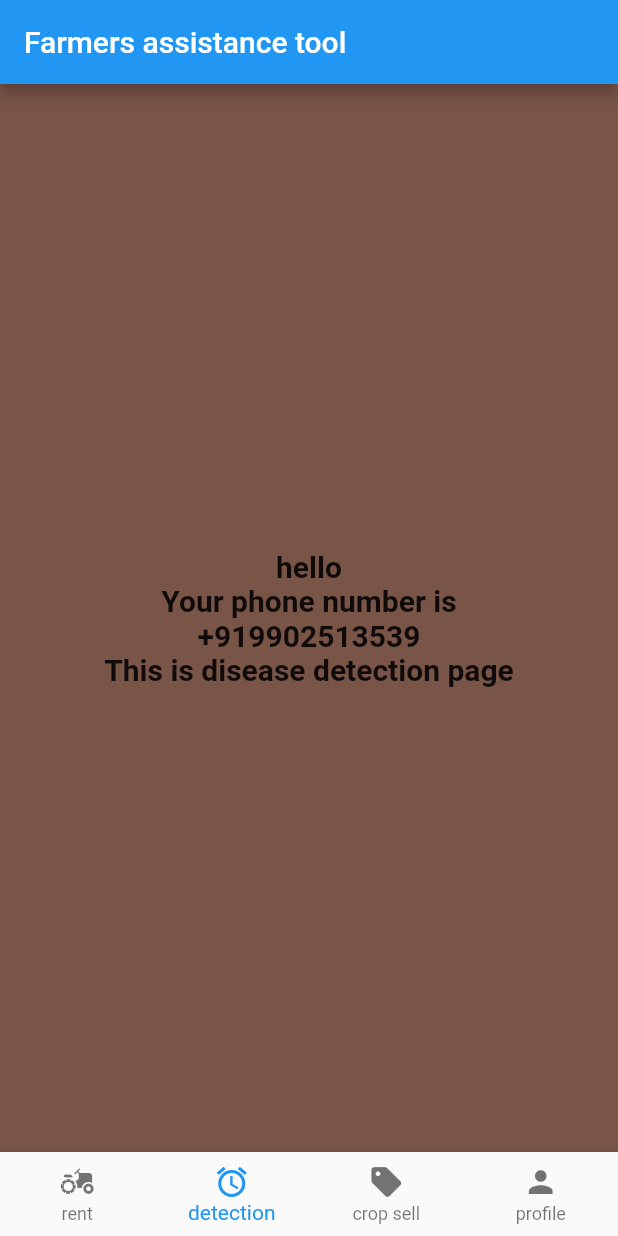
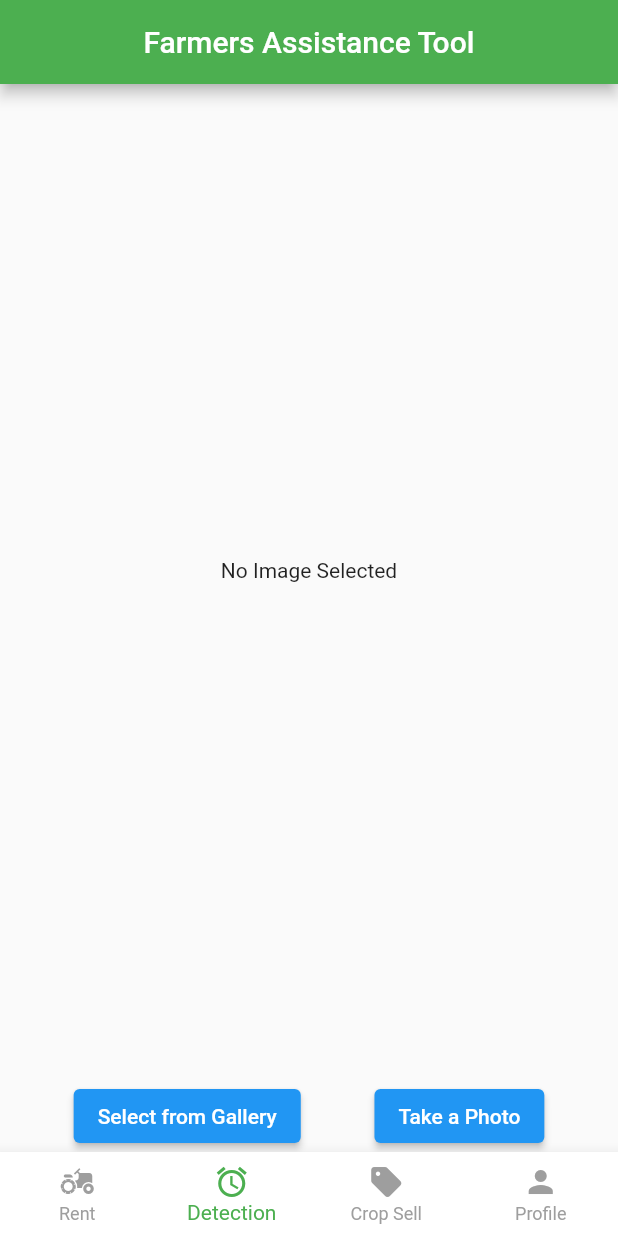
Before and after one commit to sanjaykrishna2001/Farmers_assistance_tool, a Flutter app: the screen it shows after launch, item 2 of the bottom bar chosen, on a phone screen of 412 x 824 dp. Run offline on Flutter 3.47's test engine with Material 2 defaults, Android fonts, the phone set to English and light mode, and no system bars; our stand-ins replace cloud_firestore, firebase_auth, firebase_core, firebase_storage, image_picker; accounts and stored records are empty.

Commit message:
added dettection page

```diff
--- a/lib/pages/detection.dart
+++ /dev/null
@@ -1,49 +0,0 @@
-import 'package:flutter/cupertino.dart';
-import 'package:flutter/material.dart';
-
-class Detection extends StatefulWidget {
-  final String phoneNo;
-  final int currentIndex;
-  const Detection({super.key, required this.currentIndex, required this.phoneNo});
-
-  @override
-  State<Detection> createState() => _DetectionState(currentIndex, phoneNo);
-}
-
-class _DetectionState extends State<Detection> {
-  late String phoneNo;
-  late int currentIndex;
-  _DetectionState(this.currentIndex, this.phoneNo);
-
-  @override
-  Widget build(BuildContext context) {
-    return Center(
-      child: Container(
-        width: double.infinity,
-        color: Colors.brown,
-        child: Column(
-          mainAxisAlignment: MainAxisAlignment.center,
-          crossAxisAlignment: CrossAxisAlignment.center,
-          children: [
-            const Text(
-              "hello",
-              style: TextStyle(fontSize: 20, fontWeight: FontWeight.bold),
-            ),
-            const Text(
-              'Your phone number is',
-              style: TextStyle(fontSize: 20, fontWeight: FontWeight.bold),
-            ),
-            Text(
-              phoneNo,
-              style: const TextStyle(fontSize: 20, fontWeight: FontWeight.bold),
-            ),
-            const Text(
-              'This is disease detection page',
-              style: TextStyle(fontSize: 20, fontWeight: FontWeight.bold),
-            ),
-          ],
-        ),
-      ),
-    );
-  }
-}
--- /dev/null
+++ b/lib/pages/detection/detection.dart
@@ -0,0 +1,89 @@
+import 'dart:io';
+
+import 'package:flutter/material.dart';
+import 'package:image_picker/image_picker.dart';
+
+class Detection extends StatefulWidget {
+  final String phoneNo;
+  final int currentIndex;
+  const Detection({Key? key, required this.currentIndex, required this.phoneNo})
+      : super(key: key);
+
+  @override
+  State<Detection> createState() => _DetectionState(currentIndex, phoneNo);
+}
+
+class _DetectionState extends State<Detection> {
+  late String phoneNo;
+  late int currentIndex;
+  File? _imageFile;
+
+  _DetectionState(this.currentIndex, this.phoneNo);
+
+  Future<void> _pickImage(ImageSource source) async {
+    final picker = ImagePicker();
+    final pickedImage = await picker.pickImage(source: source);
+
+    setState(() {
+      if (pickedImage != null) {
+        _imageFile = File(pickedImage.path);
+      } else {
+        _imageFile = null;
+      }
+    });
+  }
+
+  void _removeImage() {
+    setState(() {
+      _imageFile = null;
+    });
+  }
+
+  Widget _buildImagePreview() {
+    if (_imageFile != null) {
+      return Stack(
+        alignment: Alignment.topRight,
+        children: [
+          Image.file(
+            _imageFile!,
+            fit: BoxFit.cover,
+          ),
+          IconButton(
+            onPressed: _removeImage,
+            icon: Icon(Icons.close),
+          ),
+        ],
+      );
+    } else {
+      return const Text('No Image Selected');
+    }
+  }
+
+  @override
+  Widget build(BuildContext context) {
+    return Scaffold(
+      body: Column(
+        mainAxisAlignment: MainAxisAlignment.center,
+        children: [
+          Expanded(
+            child: Center(child: _buildImagePreview()),
+          ),
+          const SizedBox(height: 16.0),
+          Row(
+            mainAxisAlignment: MainAxisAlignment.spaceEvenly,
+            children: [
+              ElevatedButton(
+                onPressed: () => _pickImage(ImageSource.gallery),
+                child: const Text('Select from Gallery'),
+              ),
+              ElevatedButton(
+                onPressed: () => _pickImage(ImageSource.camera),
+                child: const Text('Take a Photo'),
+              ),
+            ],
+          ),
+        ],
+      ),
+    );
+  }
+}
--- a/lib/pages/home.dart
+++ b/lib/pages/home.dart
@@ -1,17 +1,15 @@
-import 'package:cloud_firestore/cloud_firestore.dart';
-import 'package:farmers_assistance_tool/auth/login.dart';
 import 'package:farmers_assistance_tool/pages/crop_sell/crop.dart';
-import 'package:farmers_assistance_tool/pages/detection.dart';
+import 'package:farmers_assistance_tool/pages/detection/detection.dart';
 import 'package:farmers_assistance_tool/pages/profile/profile.dart';
 import 'package:farmers_assistance_tool/pages/rent/rent.dart';
-import 'package:firebase_auth/firebase_auth.dart';
 import 'package:flutter/material.dart';
 
 class HomePage extends StatefulWidget {
   final String phoneNo;
   final int currentIndex;
-  const HomePage(
-      {super.key, required this.phoneNo, required this.currentIndex});
+
+  const HomePage({Key? key, required this.phoneNo, required this.currentIndex})
+      : super(key: key);
 
   @override
   State<HomePage> createState() => _HomePageState(phoneNo, currentIndex);
@@ -20,60 +18,56 @@ class HomePage extends StatefulWidget {
 class _HomePageState extends State<HomePage> {
   late String phoneNo, name = 'kk';
   late int currentIndex;
+
   _HomePageState(this.phoneNo, this.currentIndex);
 
-  var db = FirebaseFirestore.instance;
-
-  Map<String, dynamic>? val;
+  // Rest of your code...
 
   @override
   Widget build(BuildContext context) {
-    // db.collection('users').doc(phoneNo).get().then(
-    //       (value) => {
-    //         val = value.data(),
-    //         name = val!["name"],
-    //       },
-    //       onError: (e) => {
-    //         // ignore: avoid_print
-    //         print("dosent exist!!!!!!"),
-    //       },
-    //     );
     return Scaffold(
       appBar: AppBar(
-        title: const Text('Farmers assistance tool'),
+        title: const Text('Farmers Assistance Tool'),
+        backgroundColor: Colors.green, // Set the background color of the AppBar
+        centerTitle: true, // Center the title horizontally
       ),
-      body: showwidget(),
+      body: showWidget(),
       bottomNavigationBar: BottomNavigationBar(
         type: BottomNavigationBarType.fixed,
+        selectedItemColor: Colors.green, // Set the color of the selected item
+        unselectedItemColor:
+            Colors.grey, // Set the color of the unselected items
+        backgroundColor:
+            Colors.white, // Set the background color of the BottomNavigationBar
         items: const [
           BottomNavigationBarItem(
-            label: 'rent',
+            label: 'Rent',
             icon: Icon(Icons.agriculture),
           ),
           BottomNavigationBarItem(
-            label: 'detection',
+            label: 'Detection',
             icon: Icon(Icons.alarm),
           ),
           BottomNavigationBarItem(
-            label: 'crop sell',
+            label: 'Crop Sell',
             icon: Icon(Icons.sell),
           ),
           BottomNavigationBarItem(
-            label: 'profile',
+            label: 'Profile',
             icon: Icon(Icons.person),
           ),
         ],
         currentIndex: currentIndex,
-        onTap: (int index) => {
+        onTap: (int index) {
           setState(() {
             currentIndex = index;
-          }),
+          });
         },
       ),
     );
   }
 
-  showwidget() {
+  Widget showWidget() {
     if (currentIndex == 0) {
       return Rent(
         currentIndex: currentIndex,
@@ -95,18 +89,6 @@ class _HomePageState extends State<HomePage> {
         phoneNo: phoneNo,
       );
     }
-  }
-
-  Future<String> namef() async {
-    await db.collection('users').doc(phoneNo).get().then(
-          (value) => {
-            val = value.data(),
-          },
-          onError: (e) => {
-            // ignore: avoid_print
-            print("dosent exist!!!!!!"),
-          },
-        );
-    return val!["name"];
+    return Container(); // Return an empty container as a fallback
   }
 }
```
